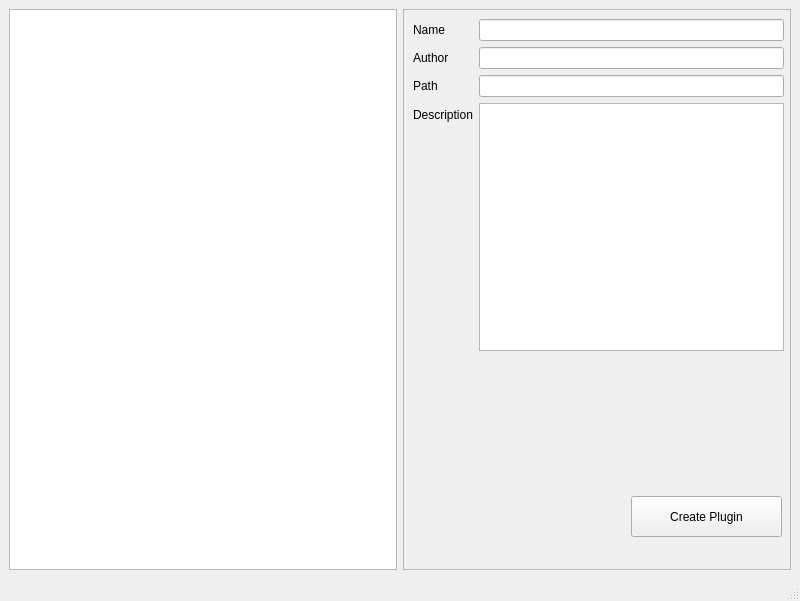
The window that ui/gui/qt_new/create.ui (TUB-Control/PaPI) describes before a commit, drawn with Qt 5.
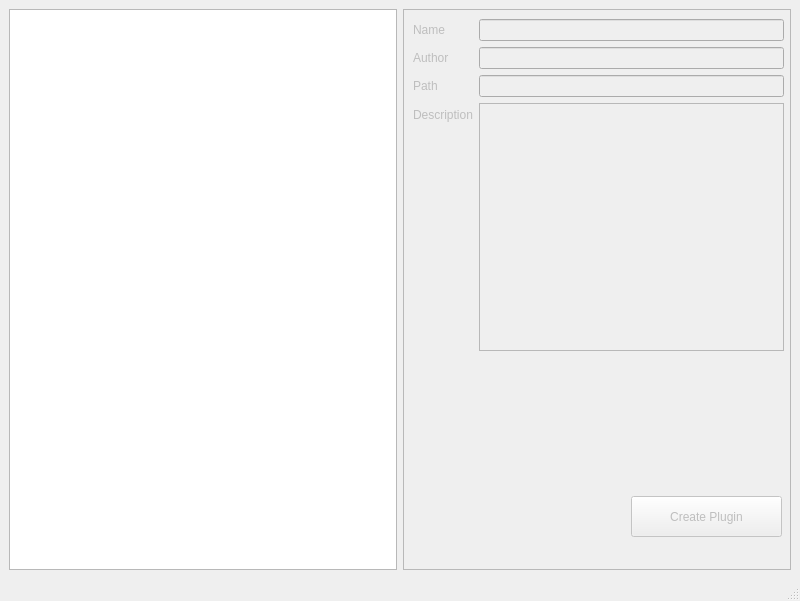
The same window after the commit.

What changed in the file:
```diff
--- a/ui/gui/qt_new/create.ui
+++ b/ui/gui/qt_new/create.ui
@@ -29,6 +29,9 @@
       </item>
       <item>
        <widget class="QScrollArea" name="scrollArea">
+        <property name="enabled">
+         <bool>false</bool>
+        </property>
         <property name="widgetResizable">
          <bool>true</bool>
         </property>
```
